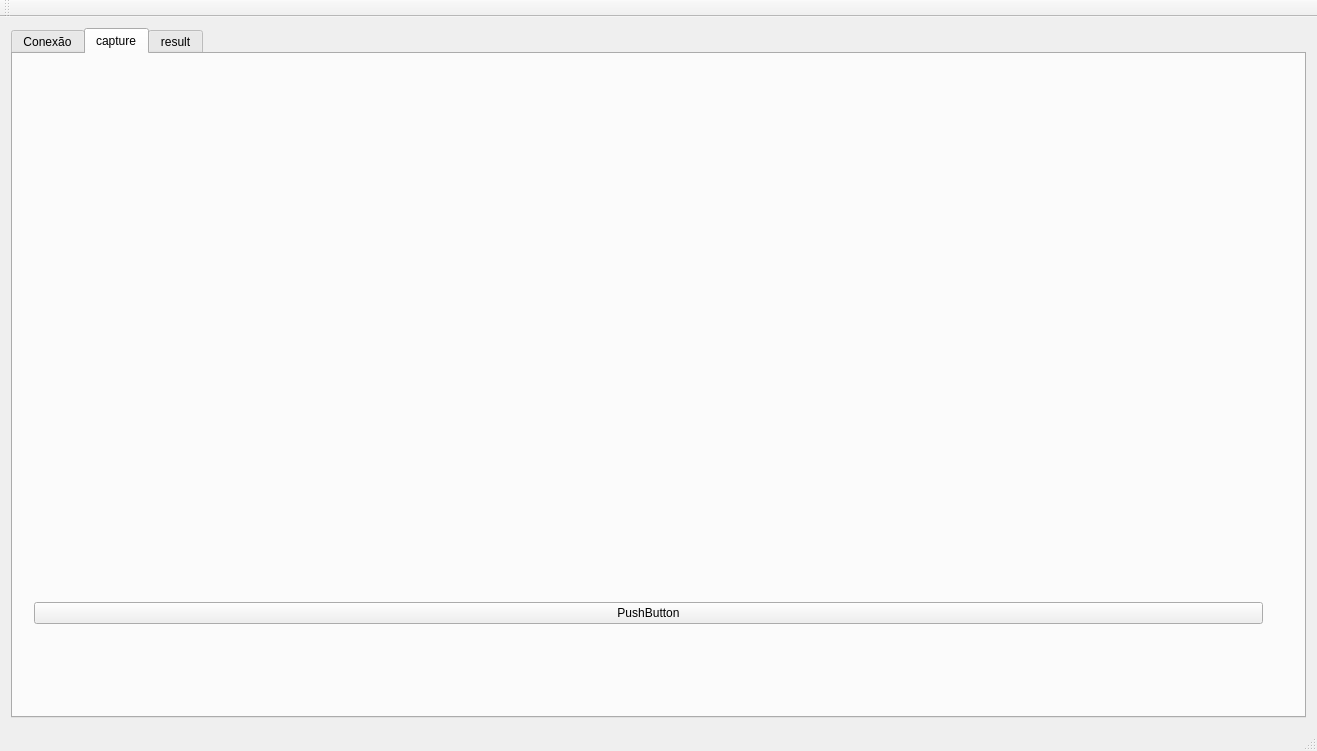
First picture: the form in Software-Qt/mainwindow.ui, repository EngineeringLibrary/BCN3D, before the edit.
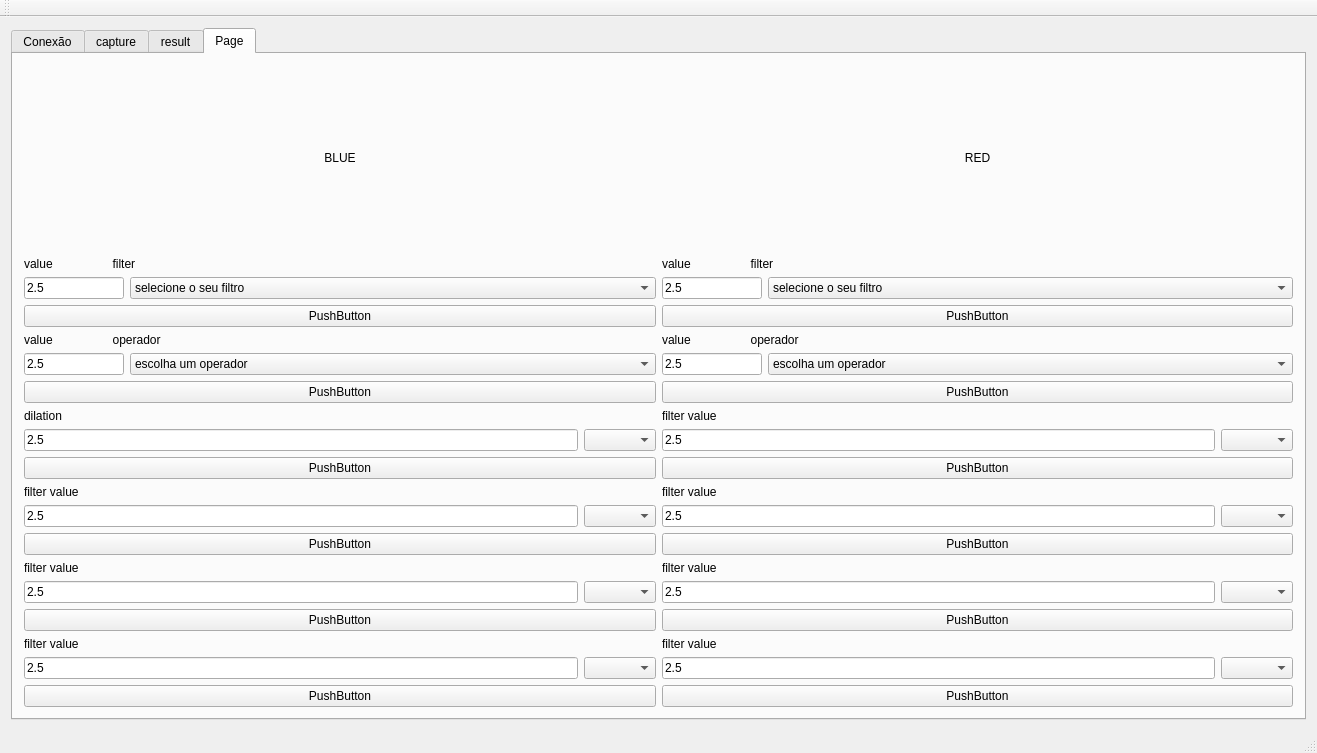
Second picture: the form after the edit. The open tabs and pages were chosen to show the change.

Commit message: criando tab de botoes e deixando funcional 1 e 2 linha de botoes,melhorando funções do mainwindow

```diff
--- a/Software-Qt/mainwindow.ui
+++ b/Software-Qt/mainwindow.ui
@@ -7,15 +7,15 @@
     <x>0</x>
     <y>0</y>
     <width>1317</width>
-    <height>751</height>
+    <height>753</height>
    </rect>
   </property>
   <property name="windowTitle">
    <string>MainWindow</string>
   </property>
   <widget class="QWidget" name="centralWidget">
-   <layout class="QVBoxLayout" name="verticalLayout_2">
-    <item>
+   <layout class="QGridLayout" name="gridLayout_6">
+    <item row="0" column="0">
      <widget class="QTabWidget" name="result">
       <property name="currentIndex">
        <number>2</number>
@@ -129,28 +129,43 @@
        <attribute name="title">
         <string>capture</string>
        </attribute>
-       <widget class="QWidget" name="layoutWidget">
-        <property name="geometry">
-         <rect>
-          <x>10</x>
-          <y>10</y>
-          <width>1251</width>
-          <height>571</height>
-         </rect>
-        </property>
-        <layout class="QVBoxLayout" name="verticalLayout">
-         <item>
-          <widget class="QWidget" name="webcam" native="true"/>
-         </item>
-         <item>
-          <widget class="QPushButton" name="pushButton">
-           <property name="text">
-            <string>PushButton</string>
-           </property>
-          </widget>
-         </item>
-        </layout>
-       </widget>
+       <layout class="QGridLayout" name="gridLayout_2">
+        <item row="0" column="0">
+         <layout class="QVBoxLayout" name="verticalLayout">
+          <item>
+           <widget class="QWidget" name="webcam" native="true">
+            <property name="sizePolicy">
+             <sizepolicy hsizetype="Preferred" vsizetype="MinimumExpanding">
+              <horstretch>0</horstretch>
+              <verstretch>0</verstretch>
+             </sizepolicy>
+            </property>
+            <property name="font">
+             <font>
+              <kerning>true</kerning>
+             </font>
+            </property>
+            <property name="mouseTracking">
+             <bool>false</bool>
+            </property>
+            <property name="layoutDirection">
+             <enum>Qt::LeftToRight</enum>
+            </property>
+            <property name="styleSheet">
+             <string notr="true">background-color: rgb(186, 189, 182);</string>
+            </property>
+           </widget>
+          </item>
+          <item>
+           <widget class="QPushButton" name="pushButton">
+            <property name="text">
+             <string>PushButton</string>
+            </property>
+           </widget>
+          </item>
+         </layout>
+        </item>
+       </layout>
       </widget>
       <widget class="QWidget" name="tab_2">
        <attribute name="title">
@@ -327,6 +342,716 @@
            <widget class="QLabel" name="label_red_filter_2">
             <property name="text">
              <string>linear value</string>
+            </property>
+           </widget>
+          </item>
+         </layout>
+        </item>
+        <item row="1" column="0">
+         <widget class="QPushButton" name="refresh">
+          <property name="text">
+           <string>atualizar imagens </string>
+          </property>
+         </widget>
+        </item>
+       </layout>
+      </widget>
+      <widget class="QWidget" name="buttons">
+       <attribute name="title">
+        <string>Page</string>
+       </attribute>
+       <layout class="QGridLayout" name="gridLayout_5">
+        <item row="1" column="1">
+         <layout class="QVBoxLayout" name="coluna_Red">
+          <item>
+           <layout class="QVBoxLayout" name="verticalLayout_4">
+            <item>
+             <widget class="QLabel" name="label_blue_filter_2">
+              <property name="maximumSize">
+               <size>
+                <width>16777215</width>
+                <height>30</height>
+               </size>
+              </property>
+              <property name="text">
+               <string>value                  filter </string>
+              </property>
+             </widget>
+            </item>
+            <item>
+             <layout class="QHBoxLayout" name="horizontalLayout_5">
+              <item>
+               <widget class="QLineEdit" name="filter_red_0">
+                <property name="maximumSize">
+                 <size>
+                  <width>100</width>
+                  <height>16777215</height>
+                 </size>
+                </property>
+                <property name="text">
+                 <string>2.5</string>
+                </property>
+               </widget>
+              </item>
+              <item>
+               <widget class="QComboBox" name="select_red_0">
+                <item>
+                 <property name="text">
+                  <string>selecione o seu filtro</string>
+                 </property>
+                </item>
+                <item>
+                 <property name="text">
+                  <string>filterPrewittHorizontal</string>
+                 </property>
+                </item>
+                <item>
+                 <property name="text">
+                  <string>filterPrewittVertical</string>
+                 </property>
+                </item>
+                <item>
+                 <property name="text">
+                  <string>filterRobertsHorizontal</string>
+                 </property>
+                </item>
+                <item>
+                 <property name="text">
+                  <string>filterRobertsVertical</string>
+                 </property>
+                </item>
+                <item>
+                 <property name="text">
+                  <string>filterSobelHorizontal</string>
+                 </property>
+                </item>
+                <item>
+                 <property name="text">
+                  <string>filterSobelVertical</string>
+                 </property>
+                </item>
+                <item>
+                 <property name="text">
+                  <string>averageFilter</string>
+                 </property>
+                </item>
+                <item>
+                 <property name="text">
+                  <string>medianFilter</string>
+                 </property>
+                </item>
+                <item>
+                 <property name="text">
+                  <string>selfreinforceFilter</string>
+                 </property>
+                </item>
+               </widget>
+              </item>
+             </layout>
+            </item>
+            <item>
+             <widget class="QPushButton" name="button_red_0">
+              <property name="text">
+               <string>PushButton</string>
+              </property>
+             </widget>
+            </item>
+           </layout>
+          </item>
+          <item>
+           <layout class="QVBoxLayout" name="verticalLayout_6">
+            <item>
+             <widget class="QLabel" name="label_blue_filter_3">
+              <property name="maximumSize">
+               <size>
+                <width>16777215</width>
+                <height>30</height>
+               </size>
+              </property>
+              <property name="text">
+               <string>value                  operador </string>
+              </property>
+             </widget>
+            </item>
+            <item>
+             <layout class="QHBoxLayout" name="horizontalLayout_7">
+              <item>
+               <widget class="QLineEdit" name="filter_red_1">
+                <property name="minimumSize">
+                 <size>
+                  <width>0</width>
+                  <height>0</height>
+                 </size>
+                </property>
+                <property name="maximumSize">
+                 <size>
+                  <width>100</width>
+                  <height>16777215</height>
+                 </size>
+                </property>
+                <property name="text">
+                 <string>2.5</string>
+                </property>
+               </widget>
+              </item>
+              <item>
+               <widget class="QComboBox" name="select_red_1">
+                <item>
+                 <property name="text">
+                  <string>escolha um operador</string>
+                 </property>
+                </item>
+                <item>
+                 <property name="text">
+                  <string>==</string>
+                 </property>
+                </item>
+                <item>
+                 <property name="text">
+                  <string>!=</string>
+                 </property>
+                </item>
+                <item>
+                 <property name="text">
+                  <string>&gt;</string>
+                 </property>
+                </item>
+                <item>
+                 <property name="text">
+                  <string>&gt;=</string>
+                 </property>
+                </item>
+                <item>
+                 <property name="text">
+                  <string>&lt;</string>
+                 </property>
+                </item>
+                <item>
+                 <property name="text">
+                  <string>&lt;=</string>
+                 </property>
+                </item>
+               </widget>
+              </item>
+             </layout>
+            </item>
+            <item>
+             <widget class="QPushButton" name="button_red_1">
+              <property name="text">
+               <string>PushButton</string>
+              </property>
+             </widget>
+            </item>
+           </layout>
+          </item>
+          <item>
+           <layout class="QVBoxLayout" name="verticalLayout_7">
+            <item>
+             <widget class="QLabel" name="label_blue_filter_4">
+              <property name="maximumSize">
+               <size>
+                <width>16777215</width>
+                <height>30</height>
+               </size>
+              </property>
+              <property name="text">
+               <string>filter value</string>
+              </property>
+             </widget>
+            </item>
+            <item>
+             <layout class="QHBoxLayout" name="horizontalLayout_8">
+              <item>
+               <widget class="QLineEdit" name="filter_blue_4">
+                <property name="text">
+                 <string>2.5</string>
+                </property>
+               </widget>
+              </item>
+              <item>
+               <widget class="QComboBox" name="comboBox_4"/>
+              </item>
+             </layout>
+            </item>
+            <item>
+             <widget class="QPushButton" name="pushButton_5">
+              <property name="text">
+               <string>PushButton</string>
+              </property>
+             </widget>
+            </item>
+           </layout>
+          </item>
+          <item>
+           <layout class="QVBoxLayout" name="verticalLayout_8">
+            <item>
+             <widget class="QLabel" name="label_blue_filter_5">
+              <property name="maximumSize">
+               <size>
+                <width>16777215</width>
+                <height>30</height>
+               </size>
+              </property>
+              <property name="text">
+               <string>filter value</string>
+              </property>
+             </widget>
+            </item>
+            <item>
+             <layout class="QHBoxLayout" name="horizontalLayout_9">
+              <item>
+               <widget class="QLineEdit" name="filter_blue_5">
+                <property name="text">
+                 <string>2.5</string>
+                </property>
+               </widget>
+              </item>
+              <item>
+               <widget class="QComboBox" name="comboBox_5"/>
+              </item>
+             </layout>
+            </item>
+            <item>
+             <widget class="QPushButton" name="pushButton_6">
+              <property name="text">
+               <string>PushButton</string>
+              </property>
+             </widget>
+            </item>
+           </layout>
+          </item>
+          <item>
+           <layout class="QVBoxLayout" name="verticalLayout_9">
+            <item>
+             <widget class="QLabel" name="label_blue_filter_6">
+              <property name="maximumSize">
+               <size>
+                <width>16777215</width>
+                <height>30</height>
+               </size>
+              </property>
+              <property name="text">
+               <string>filter value</string>
+              </property>
+             </widget>
+            </item>
+            <item>
+             <layout class="QHBoxLayout" name="horizontalLayout_10">
+              <item>
+               <widget class="QLineEdit" name="filter_blue_6">
+                <property name="text">
+                 <string>2.5</string>
+                </property>
+               </widget>
+              </item>
+              <item>
+               <widget class="QComboBox" name="comboBox_6"/>
+              </item>
+             </layout>
+            </item>
+            <item>
+             <widget class="QPushButton" name="pushButton_7">
+              <property name="text">
+               <string>PushButton</string>
+              </property>
+             </widget>
+            </item>
+           </layout>
+          </item>
+          <item>
+           <layout class="QVBoxLayout" name="verticalLayout_10">
+            <item>
+             <widget class="QLabel" name="label_blue_filter_7">
+              <property name="maximumSize">
+               <size>
+                <width>16777215</width>
+                <height>30</height>
+               </size>
+              </property>
+              <property name="text">
+               <string>filter value</string>
+              </property>
+             </widget>
+            </item>
+            <item>
+             <layout class="QHBoxLayout" name="horizontalLayout_11">
+              <item>
+               <widget class="QLineEdit" name="filter_blue_7">
+                <property name="text">
+                 <string>2.5</string>
+                </property>
+               </widget>
+              </item>
+              <item>
+               <widget class="QComboBox" name="comboBox_7"/>
+              </item>
+             </layout>
+            </item>
+            <item>
+             <widget class="QPushButton" name="pushButton_8">
+              <property name="text">
+               <string>PushButton</string>
+              </property>
+             </widget>
+            </item>
+           </layout>
+          </item>
+         </layout>
+        </item>
+        <item row="1" column="0">
+         <layout class="QGridLayout" name="gridLayout">
+          <item row="1" column="1">
+           <layout class="QVBoxLayout" name="coluna_Blue">
+            <item>
+             <layout class="QVBoxLayout" name="verticalLayout_11">
+              <item>
+               <widget class="QLabel" name="label_blue_filter_8">
+                <property name="maximumSize">
+                 <size>
+                  <width>16777215</width>
+                  <height>30</height>
+                 </size>
+                </property>
+                <property name="text">
+                 <string>value                  filter </string>
+                </property>
+               </widget>
+              </item>
+              <item>
+               <layout class="QHBoxLayout" name="horizontalLayout_12">
+                <item>
+                 <widget class="QLineEdit" name="filter_blue_0">
+                  <property name="maximumSize">
+                   <size>
+                    <width>100</width>
+                    <height>16777215</height>
+                   </size>
+                  </property>
+                  <property name="text">
+                   <string>2.5</string>
+                  </property>
+                 </widget>
+                </item>
+                <item>
+                 <widget class="QComboBox" name="select_blue_0">
+                  <item>
+                   <property name="text">
+                    <string>selecione o seu filtro</string>
+                   </property>
+                  </item>
+                  <item>
+                   <property name="text">
+                    <string>filterPrewittHorizontal</string>
+                   </property>
+                  </item>
+                  <item>
+                   <property name="text">
+                    <string>filterPrewittVertical</string>
+                   </property>
+                  </item>
+                  <item>
+                   <property name="text">
+                    <string>filterRobertsHorizontal</string>
+                   </property>
+                  </item>
+                  <item>
+                   <property name="text">
+                    <string>filterRobertsVertical</string>
+                   </property>
+                  </item>
+                  <item>
+                   <property name="text">
+                    <string>filterSobelHorizontal</string>
+                   </property>
+                  </item>
+                  <item>
+                   <property name="text">
+                    <string>filterSobelVertical</string>
+                   </property>
+                  </item>
+                  <item>
+                   <property name="text">
+                    <string>averageFilter</string>
+                   </property>
+                  </item>
+                  <item>
+                   <property name="text">
+                    <string>medianFilter</string>
+                   </property>
+                  </item>
+                  <item>
+                   <property name="text">
+                    <string>selfreinforceFilter</string>
+                   </property>
+                  </item>
+                 </widget>
+                </item>
+               </layout>
+              </item>
+              <item>
+               <widget class="QPushButton" name="button_blue_0">
+                <property name="text">
+                 <string>PushButton</string>
+                </property>
+               </widget>
+              </item>
+             </layout>
+            </item>
+            <item>
+             <layout class="QVBoxLayout" name="verticalLayout_12">
+              <item>
+               <widget class="QLabel" name="label_blue_filter_9">
+                <property name="maximumSize">
+                 <size>
+                  <width>16777215</width>
+                  <height>30</height>
+                 </size>
+                </property>
+                <property name="text">
+                 <string>value                  operador </string>
+                </property>
+               </widget>
+              </item>
+              <item>
+               <layout class="QHBoxLayout" name="horizontalLayout_13">
+                <item>
+                 <widget class="QLineEdit" name="filter_blue_1">
+                  <property name="maximumSize">
+                   <size>
+                    <width>100</width>
+                    <height>16777215</height>
+                   </size>
+                  </property>
+                  <property name="text">
+                   <string>2.5</string>
+                  </property>
+                 </widget>
+                </item>
+                <item>
+                 <widget class="QComboBox" name="select_blue_1">
+                  <item>
+                   <property name="text">
+                    <string>escolha um operador</string>
+                   </property>
+                  </item>
+                  <item>
+                   <property name="text">
+                    <string>==</string>
+                   </property>
+                  </item>
+                  <item>
+                   <property name="text">
+                    <string>!=</string>
+                   </property>
+                  </item>
+                  <item>
+                   <property name="text">
+                    <string>&gt;</string>
+                   </property>
+                  </item>
+                  <item>
+                   <property name="text">
+                    <string>&gt;=</string>
+                   </property>
+                  </item>
+                  <item>
+                   <property name="text">
+                    <string>&lt;</string>
+                   </property>
+                  </item>
+                  <item>
+                   <property name="text">
+                    <string>&lt;=</string>
+                   </property>
+                  </item>
+                 </widget>
+                </item>
+               </layout>
+              </item>
+              <item>
+               <widget class="QPushButton" name="button_blue_1">
+                <property name="text">
+                 <string>PushButton</string>
+                </property>
+               </widget>
+              </item>
+             </layout>
+            </item>
+            <item>
+             <layout class="QVBoxLayout" name="verticalLayout_13">
+              <item>
+               <widget class="QLabel" name="label_blue_filter_10">
+                <property name="maximumSize">
+                 <size>
+                  <width>16777215</width>
+                  <height>30</height>
+                 </size>
+                </property>
+                <property name="text">
+                 <string>dilation</string>
+                </property>
+               </widget>
+              </item>
+              <item>
+               <layout class="QHBoxLayout" name="horizontalLayout_14">
+                <item>
+                 <widget class="QLineEdit" name="filter_blue_2">
+                  <property name="text">
+                   <string>2.5</string>
+                  </property>
+                 </widget>
+                </item>
+                <item>
+                 <widget class="QComboBox" name="select_blue_2"/>
+                </item>
+               </layout>
+              </item>
+              <item>
+               <widget class="QPushButton" name="button_blue_2">
+                <property name="text">
+                 <string>PushButton</string>
+                </property>
+               </widget>
+              </item>
+             </layout>
+            </item>
+            <item>
+             <layout class="QVBoxLayout" name="verticalLayout_5">
+              <item>
+               <widget class="QLabel" name="label_red_filter_4">
+                <property name="text">
+                 <string>filter value</string>
+                </property>
+               </widget>
+              </item>
+              <item>
+               <layout class="QHBoxLayout" name="horizontalLayout_6">
+                <item>
+                 <widget class="QLineEdit" name="filter_red_2">
+                  <property name="text">
+                   <string>2.5</string>
+                  </property>
+                 </widget>
+                </item>
+                <item>
+                 <widget class="QComboBox" name="comboBox_2"/>
+                </item>
+               </layout>
+              </item>
+              <item>
+               <widget class="QPushButton" name="pushButton_3">
+                <property name="text">
+                 <string>PushButton</string>
+                </property>
+               </widget>
+              </item>
+             </layout>
+            </item>
+            <item>
+             <layout class="QVBoxLayout" name="verticalLayout_14">
+              <item>
+               <widget class="QLabel" name="label_blue_filter_11">
+                <property name="maximumSize">
+                 <size>
+                  <width>16777215</width>
+                  <height>30</height>
+                 </size>
+                </property>
+                <property name="text">
+                 <string>filter value</string>
+                </property>
+               </widget>
+              </item>
+              <item>
+               <layout class="QHBoxLayout" name="horizontalLayout_15">
+                <item>
+                 <widget class="QLineEdit" name="filter_blue_11">
+                  <property name="text">
+                   <string>2.5</string>
+                  </property>
+                 </widget>
+                </item>
+                <item>
+                 <widget class="QComboBox" name="comboBox_11"/>
+                </item>
+               </layout>
+              </item>
+              <item>
+               <widget class="QPushButton" name="pushButton_12">
+                <property name="text">
+                 <string>PushButton</string>
+                </property>
+               </widget>
+              </item>
+             </layout>
+            </item>
+            <item>
+             <layout class="QVBoxLayout" name="verticalLayout_15">
+              <item>
+               <widget class="QLabel" name="label_blue_filter_12">
+                <property name="maximumSize">
+                 <size>
+                  <width>16777215</width>
+                  <height>30</height>
+                 </size>
+                </property>
+                <property name="text">
+                 <string>filter value</string>
+                </property>
+               </widget>
+              </item>
+              <item>
+               <layout class="QHBoxLayout" name="horizontalLayout_16">
+                <item>
+                 <widget class="QLineEdit" name="filter_blue_12">
+                  <property name="text">
+                   <string>2.5</string>
+                  </property>
+                 </widget>
+                </item>
+                <item>
+                 <widget class="QComboBox" name="comboBox_12"/>
+                </item>
+               </layout>
+              </item>
+              <item>
+               <widget class="QPushButton" name="pushButton_13">
+                <property name="text">
+                 <string>PushButton</string>
+                </property>
+               </widget>
+              </item>
+             </layout>
+            </item>
+           </layout>
+          </item>
+         </layout>
+        </item>
+        <item row="0" column="0" colspan="2">
+         <layout class="QHBoxLayout" name="horizontalLayout_4">
+          <item>
+           <widget class="QLabel" name="label_4">
+            <property name="maximumSize">
+             <size>
+              <width>16777215</width>
+              <height>50</height>
+             </size>
+            </property>
+            <property name="text">
+             <string>BLUE</string>
+            </property>
+            <property name="alignment">
+             <set>Qt::AlignCenter</set>
+            </property>
+           </widget>
+          </item>
+          <item>
+           <widget class="QLabel" name="label_3">
+            <property name="text">
+             <string>RED</string>
+            </property>
+            <property name="alignment">
+             <set>Qt::AlignCenter</set>
             </property>
            </widget>
           </item>
```
Left out of the diff: 204 changed lines with no effect on the pictures. The commit also changes 7 other files.
